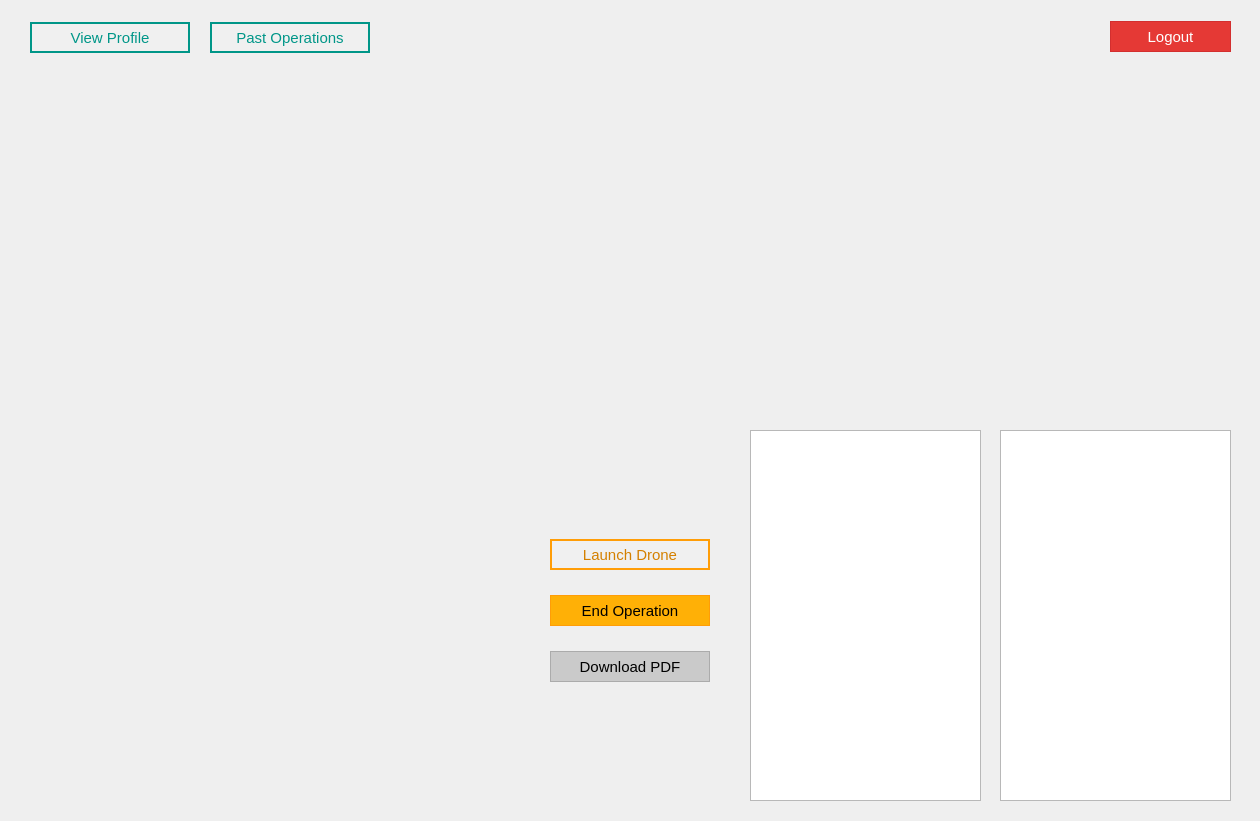
Old version of the form Gui/Pilot/Homepage/Homepage.ui in the repository whitePenumbra/SARdrone.
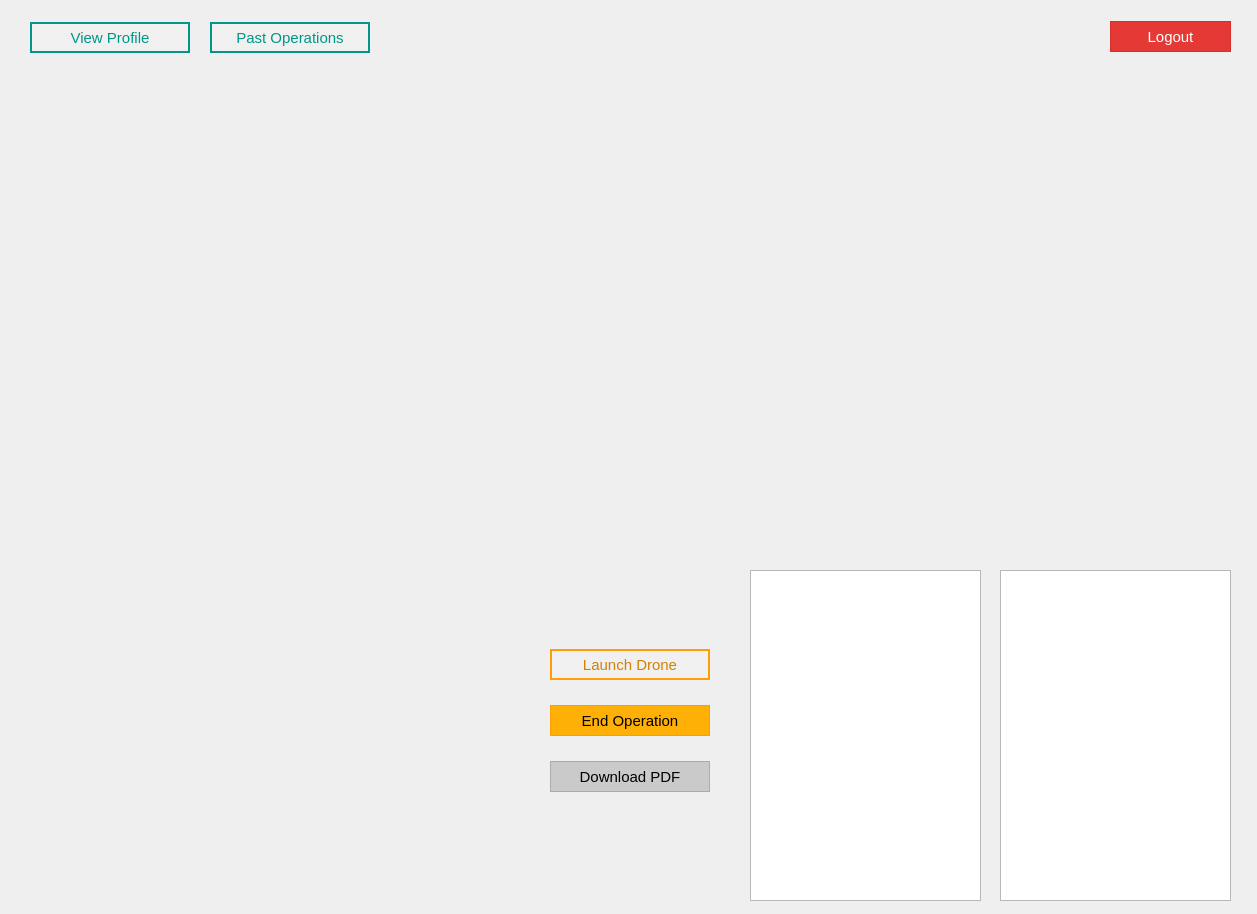
New version of the form. Icons and pictures are not drawn.

Commit message: changed droneStream dimension

What changed in the file:
```diff
--- a/Gui/Pilot/Homepage/Homepage.ui
+++ b/Gui/Pilot/Homepage/Homepage.ui
@@ -6,22 +6,10 @@
    <rect>
     <x>0</x>
     <y>0</y>
-    <width>1260</width>
-    <height>821</height>
+    <width>1257</width>
+    <height>914</height>
    </rect>
   </property>
-  <property name="minimumSize">
-   <size>
-    <width>1260</width>
-    <height>821</height>
-   </size>
-  </property>
-  <property name="maximumSize">
-   <size>
-    <width>1260</width>
-    <height>821</height>
-   </size>
-  </property>
   <property name="windowTitle">
    <string>AIDS – Home</string>
   </property>
@@ -217,25 +205,49 @@
       <x>30</x>
       <y>80</y>
       <width>1201</width>
-      <height>341</height>
+      <height>480</height>
      </rect>
     </property>
+    <property name="minimumSize">
+     <size>
+      <width>1201</width>
+      <height>480</height>
+     </size>
+    </property>
+    <property name="maximumSize">
+     <size>
+      <width>1201</width>
+      <height>480</height>
+     </size>
+    </property>
    </widget>
    <widget class="QWidget" name="droneMap" native="true">
     <property name="geometry">
      <rect>
       <x>30</x>
-      <y>430</y>
+      <y>570</y>
       <width>481</width>
-      <height>371</height>
+      <height>331</height>
      </rect>
     </property>
+    <property name="minimumSize">
+     <size>
+      <width>481</width>
+      <height>331</height>
+     </size>
+    </property>
+    <property name="maximumSize">
+     <size>
+      <width>481</width>
+      <height>331</height>
+     </size>
+    </property>
    </widget>
    <widget class="QWidget" name="layoutWidget">
     <property name="geometry">
      <rect>
       <x>550</x>
-      <y>520</y>
+      <y>630</y>
       <width>162</width>
       <height>184</height>
      </rect>
@@ -389,21 +401,45 @@
     <property name="geometry">
      <rect>
       <x>750</x>
-      <y>430</y>
+      <y>570</y>
       <width>231</width>
-      <height>371</height>
+      <height>331</height>
      </rect>
     </property>
+    <property name="minimumSize">
+     <size>
+      <width>231</width>
+      <height>331</height>
+     </size>
+    </property>
+    <property name="maximumSize">
+     <size>
+      <width>231</width>
+      <height>331</height>
+     </size>
+    </property>
    </widget>
    <widget class="QTextBrowser" name="droneConsole_2">
     <property name="geometry">
      <rect>
       <x>1000</x>
-      <y>430</y>
+      <y>570</y>
       <width>231</width>
-      <height>371</height>
+      <height>331</height>
      </rect>
     </property>
+    <property name="minimumSize">
+     <size>
+      <width>231</width>
+      <height>331</height>
+     </size>
+    </property>
+    <property name="maximumSize">
+     <size>
+      <width>231</width>
+      <height>331</height>
+     </size>
+    </property>
    </widget>
   </widget>
  </widget>
```
The commit also changes 1 other file.
